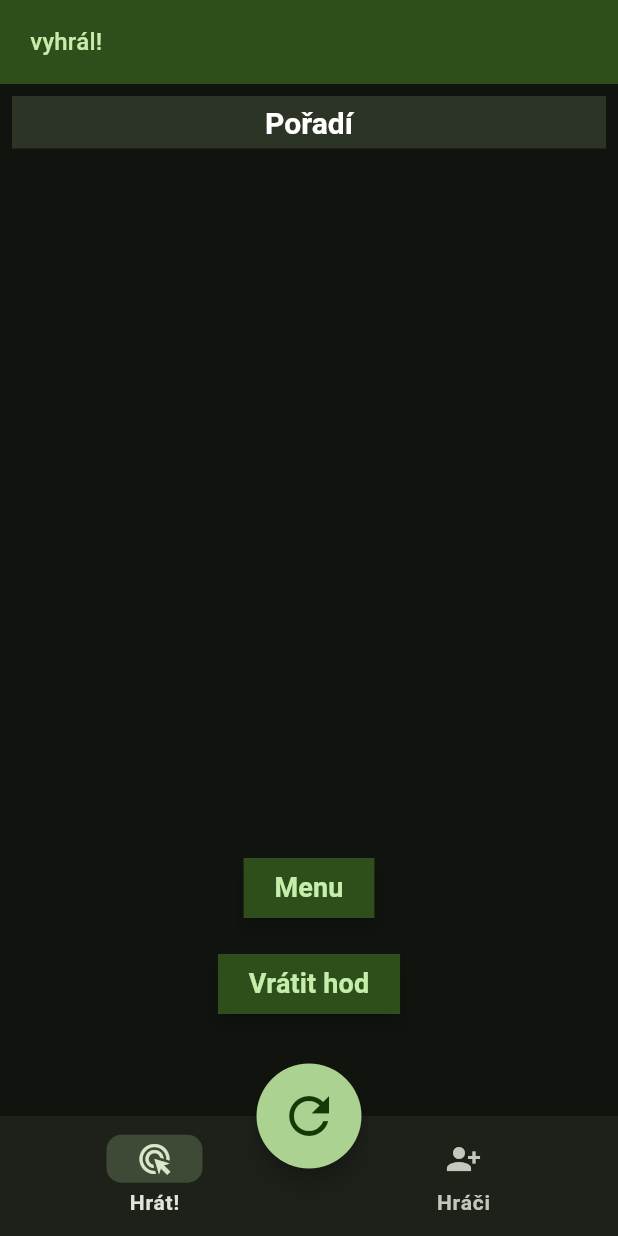
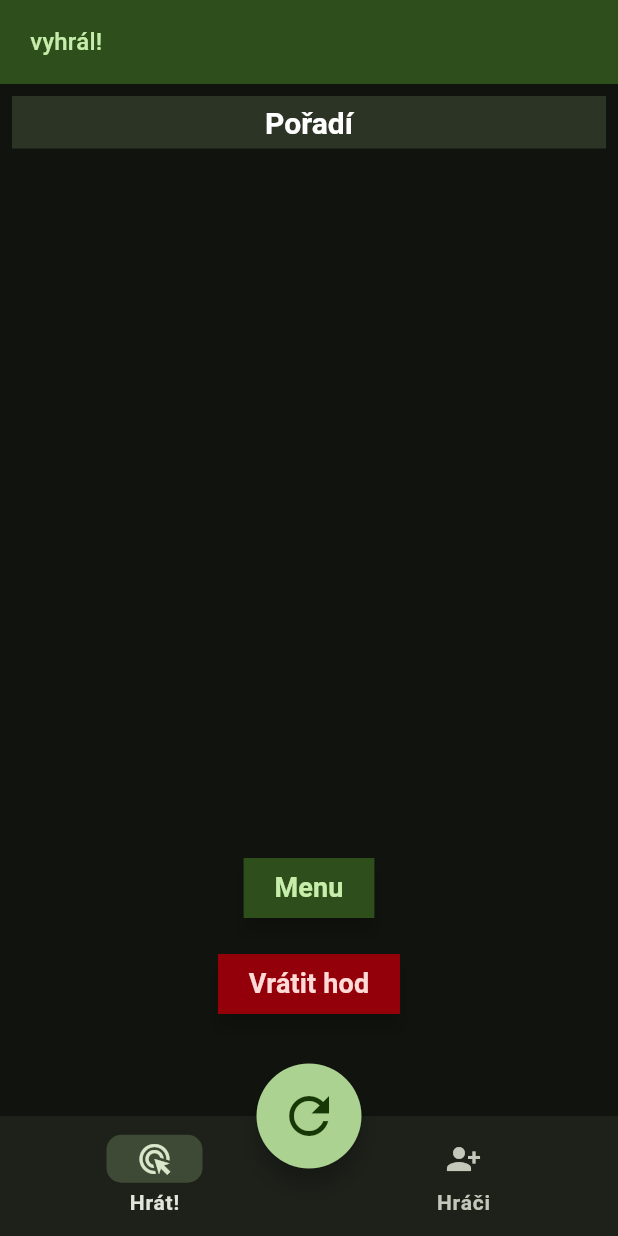
Before and after one commit to Esosek/sipkys, a Flutter app: the EndScreen screen opened directly with empty values, on a phone screen of 412 x 824 dp. Run offline on Flutter 3.47's test engine with Material 2 defaults, Android fonts, the phone set to English and light mode, and no system bars; our stand-ins replace flutter_riverpod, google_fonts, scrollable_positioned_list.

Commit message:
EndScreen "revert" btn style

```diff
--- a/lib/components/ui/custom_elevated_btn.dart
+++ b/lib/components/ui/custom_elevated_btn.dart
@@ -2,10 +2,16 @@ import 'package:flutter/material.dart';
 
 class CustomElevatedBtn extends StatelessWidget {
   const CustomElevatedBtn(
-      {super.key, required this.title, required this.onPressed});
+      {super.key,
+      required this.title,
+      required this.onPressed,
+      this.foregroundColor,
+      this.backgroundColor});
 
   final void Function() onPressed;
   final String title;
+  final Color? foregroundColor;
+  final Color? backgroundColor;
 
   @override
   Widget build(BuildContext context) {
@@ -13,14 +19,14 @@ class CustomElevatedBtn extends StatelessWidget {
       onPressed: onPressed,
       style: ElevatedButton.styleFrom(
           elevation: 5,
-          backgroundColor: Theme.of(context).colorScheme.primaryContainer,
+          backgroundColor:
+              backgroundColor ?? Theme.of(context).colorScheme.primaryContainer,
           shape: const LinearBorder()),
       child: Text(
         title,
-        style: Theme.of(context)
-            .textTheme
-            .labelLarge!
-            .copyWith(color: Theme.of(context).colorScheme.onPrimaryContainer),
+        style: Theme.of(context).textTheme.labelLarge!.copyWith(
+            color: foregroundColor ??
+                Theme.of(context).colorScheme.onPrimaryContainer),
       ),
     );
   }
--- a/lib/screens/end_screen.dart
+++ b/lib/screens/end_screen.dart
@@ -68,7 +68,11 @@ class EndScreen extends ConsumerWidget {
           CustomElevatedBtn(
               title: 'Menu', onPressed: () => Navigator.pop(context)),
           const SizedBox(height: 16),
-          CustomElevatedBtn(title: 'Vrátit hod', onPressed: () {}),
+          CustomElevatedBtn(
+              title: 'Vrátit hod',
+              foregroundColor: Theme.of(context).colorScheme.onErrorContainer,
+              backgroundColor: Theme.of(context).colorScheme.errorContainer,
+              onPressed: () {}),
           const SizedBox(height: 64)
         ],
       ),
```
